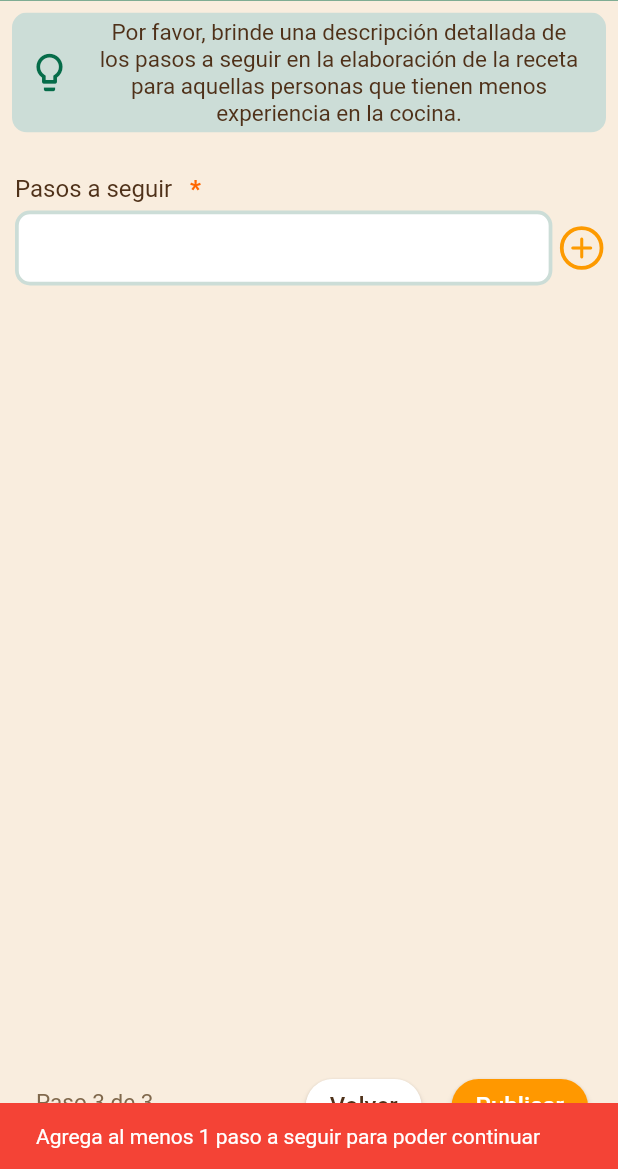
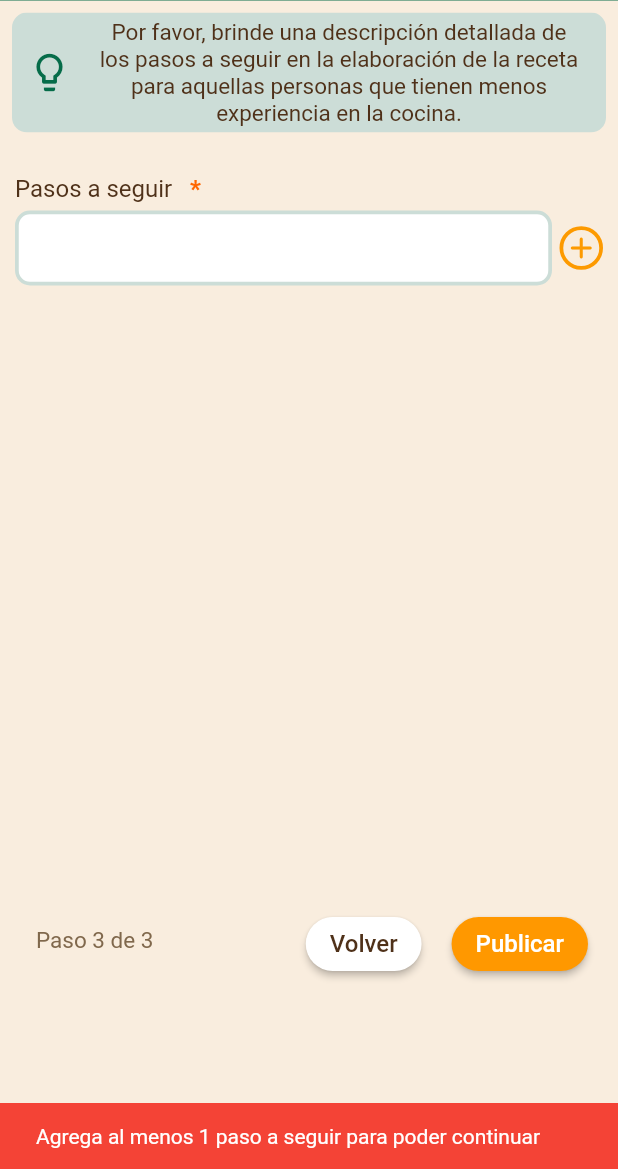
Before and after one commit to FrancoMancinelli/Plateshare, a Flutter app: the RecipeFormScreenThree screen opened directly with empty values, after a tap on "Publicar", on a phone screen of 412 x 824 dp, the part 67-1236 px from its top. Run offline on Flutter 3.47's test engine with Material 2 defaults, Android fonts, the phone set to English and light mode, and no system bars; our stand-ins replace cloud_firestore, curved_navigation_bar, firebase_core, firebase_storage, flutter_rating_bar, google_fonts and 3 more; missing offline and left inert: bcrypt; accounts and stored records are empty; network calls fail; Roboto replaces fonts that are missing (Acme).

Commit message:
Ajustes de interfaz al subir una receta

```diff
--- a/lib/screens/RecipeFormScreenOne.dart
+++ b/lib/screens/RecipeFormScreenOne.dart
@@ -223,6 +223,10 @@ class _RecipeFormScreenOneState extends State<RecipeFormScreenOne> {
                           ],
                         ),
                       ),
+                      Expanded(
+                        child: SingleChildScrollView(
+                          child: Column(
+                            children: [
                               Padding(
                                 padding: const EdgeInsets.fromLTRB(10, 5, 0, 0),
                                 child: Row(
@@ -255,6 +259,10 @@ class _RecipeFormScreenOneState extends State<RecipeFormScreenOne> {
                                   ],
                                 ),
                               ),
+                            ],
+                          ),
+                        ),
+                      ),
                       Row(
                         children: [
                           Expanded(
@@ -276,7 +284,7 @@ class _RecipeFormScreenOneState extends State<RecipeFormScreenOne> {
                         ],
                       ),
                       Padding(
-                        padding: const EdgeInsets.fromLTRB(10, 25, 0, 0),
+                        padding: const EdgeInsets.fromLTRB(10, 20, 0, 0),
                         child: Row(
                           children: [
                             RichText(
@@ -584,3 +592,6 @@ class _RecipeFormScreenOneState extends State<RecipeFormScreenOne> {
     );
   }
 }
+
+
+//VERSION ORIGINAL
--- a/lib/screens/RecipeFormScreenThree.dart
+++ b/lib/screens/RecipeFormScreenThree.dart
@@ -33,7 +33,8 @@ class RecipeFormScreenThree extends StatefulWidget {
     required this.tiempoRecepie,
     required this.categoriasRecepie,
     required this.racionesRecepie,
-    required this.ingredientesRecepie, required this.imageRecipe,
+    required this.ingredientesRecepie,
+    required this.imageRecipe,
   }) : super(key: key);
 
   @override
@@ -105,7 +106,6 @@ class _RecipeFormScreenThreeState extends State<RecipeFormScreenThree> {
     return Scaffold(
       body: SingleChildScrollView(
         child: Column(
-          mainAxisAlignment: MainAxisAlignment.end,
           children: [
             Container(
               color: AppColors.primaryColor,
@@ -278,15 +278,16 @@ class _RecipeFormScreenThreeState extends State<RecipeFormScreenThree> {
                         padding: const EdgeInsets.fromLTRB(10, 5, 10, 0),
                         child: Row(
                           children: [
-                            Container(
-                              width: screenSize.width / 1.15,
+                            Expanded(
+                              child: Container(
                                 height: 50,
                                 decoration: BoxDecoration(
                                   color: AppColors.whiteColor,
                                   borderRadius: BorderRadius.circular(10),
                                   border: Border.all(
                                     color: AppColors.recommendationColor,
-                                    width: 2.5),
+                                    width: 2.5,
+                                  ),
                                 ),
                                 child: TextField(
                                   controller: textController1,
@@ -299,6 +300,7 @@ class _RecipeFormScreenThreeState extends State<RecipeFormScreenThree> {
                                     border: InputBorder.none,
                                     contentPadding:
                                         EdgeInsets.symmetric(horizontal: 10),
+                                  ),
                                 ),
                               ),
                             ),
@@ -323,7 +325,7 @@ class _RecipeFormScreenThreeState extends State<RecipeFormScreenThree> {
                       SingleChildScrollView(
                         scrollDirection: Axis.vertical,
                         child: Container(
-                          height: 508,
+                          height: 400,
                           child: ListView.builder(
                             shrinkWrap: true,
                             itemCount: texts.length,
@@ -440,24 +442,32 @@ class _RecipeFormScreenThreeState extends State<RecipeFormScreenThree> {
                                         const EdgeInsets.fromLTRB(0, 5, 20, 0),
                                     child: ElevatedButton(
                                       onPressed: () async {
+                                        if (widget.imageRecipe != null) {
+                                          String uniqueFileName = DateTime.now()
+                                              .millisecondsSinceEpoch
+                                              .toString();
+                                          Reference referenceRoot =
+                                              FirebaseStorage.instance.ref();
+                                          Reference referenceDirImages =
+                                              referenceRoot.child('imgaes');
 
-                                          if(widget.imageRecipe != null) {
-                                            String uniqueFileName = DateTime.now().millisecondsSinceEpoch.toString();
-                                            Reference referenceRoot = FirebaseStorage.instance.ref();
-                                            Reference referenceDirImages = referenceRoot.child('imgaes');
-
-                                            Reference referenceImageToUpload = referenceDirImages.child(uniqueFileName);
-                                            try{
-                                              await referenceImageToUpload.putFile(File(widget.imageRecipe!.path));
-                                              imageUrl = await referenceImageToUpload.getDownloadURL();
-
-                                            } catch (erorr){
-                                            }
+                                          Reference referenceImageToUpload =
+                                              referenceDirImages
+                                                  .child(uniqueFileName);
+                                          try {
+                                            await referenceImageToUpload
+                                                .putFile(File(
+                                                    widget.imageRecipe!.path));
+                                            imageUrl =
+                                                await referenceImageToUpload
+                                                    .getDownloadURL();
+                                          } catch (erorr) {}
                                         }
 
                                         if (texts.length >= 1) {
                                           final recipeData = {
-                                            'category': widget.categoriasRecepie,
+                                            'category':
+                                                widget.categoriasRecepie,
                                             'likes': [],
                                             'steps': texts,
                                             'rate': 0.0,
@@ -467,11 +477,13 @@ class _RecipeFormScreenThreeState extends State<RecipeFormScreenThree> {
                                             'image': imageUrl,
                                           };
 
-
-
-                                          final ingredientList = widget.ingredientesRecepie;
-                                          String? documentId = await getDocumentIdByUsername(widget.usernameData);
-                                          addRecipeToUser(documentId, recipeData, ingredientList);
+                                          final ingredientList =
+                                              widget.ingredientesRecepie;
+                                          String? documentId =
+                                              await getDocumentIdByUsername(
+                                                  widget.usernameData);
+                                          addRecipeToUser(documentId,
+                                              recipeData, ingredientList);
 
                                           Navigator.push(
                                             context,
--- a/lib/screens/RecipeFormScreenTwo.dart
+++ b/lib/screens/RecipeFormScreenTwo.dart
@@ -350,7 +350,8 @@ class _RecipeFormScreenTwoState extends State<RecipeFormScreenTwo> {
                           ],
                         ),
                       ),
-                      SingleChildScrollView(
+                      Expanded(
+                        child: SingleChildScrollView(
                           child: Column(
                             children: [
                               Padding(
@@ -358,7 +359,7 @@ class _RecipeFormScreenTwoState extends State<RecipeFormScreenTwo> {
                                 child: Row(
                                   children: [
                                     Container(
-                                    width: 150,
+                                      width: 120,
                                       height: 50,
                                       decoration: BoxDecoration(
                                         color: AppColors.whiteColor,
@@ -567,6 +568,7 @@ class _RecipeFormScreenTwoState extends State<RecipeFormScreenTwo> {
                             ],
                           ),
                         ),
+                      ),
                       Align(
                         alignment: Alignment.bottomCenter,
                         child: Padding(
```
Lines whose indentation alone changed are shown as unchanged.
